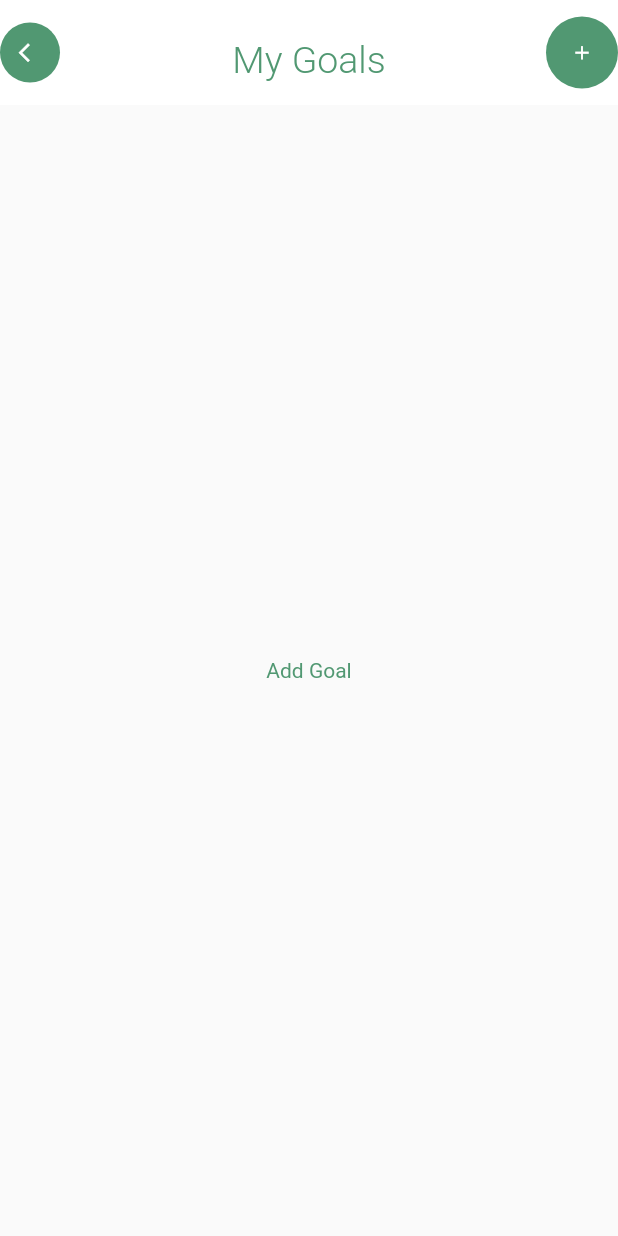
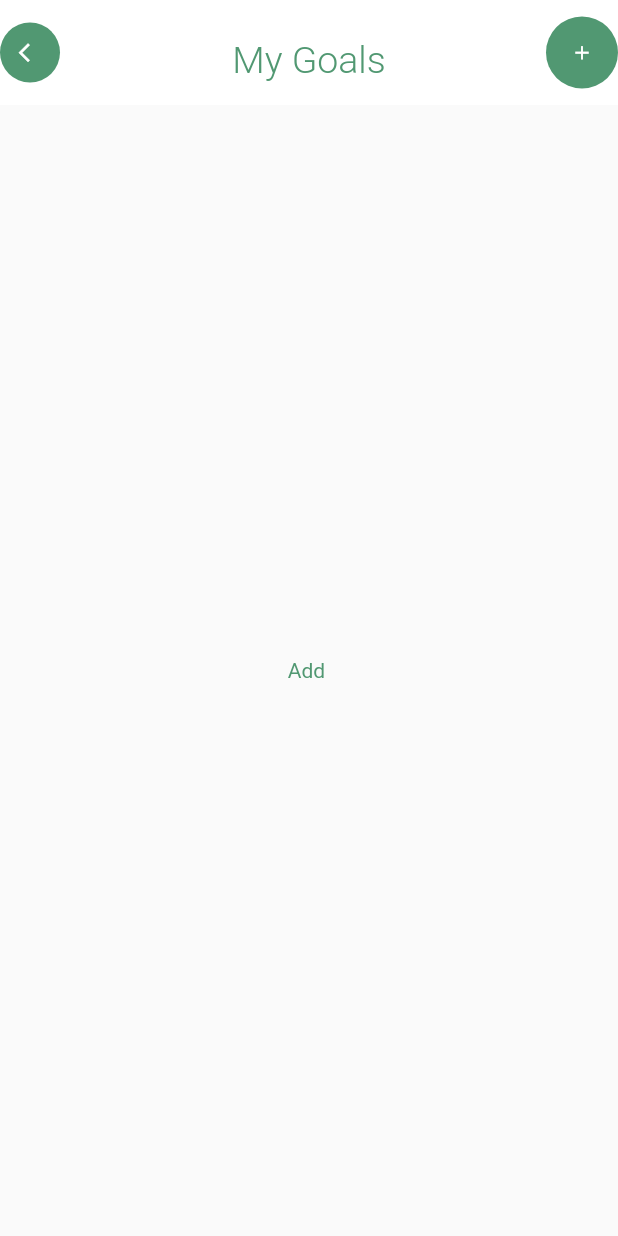
Before and after one commit to F600sa/Expense-management-Flutter, a Flutter app: the GoalsPage screen opened directly, on a phone screen of 412 x 824 dp. Run offline on Flutter 3.47's test engine with Material 2 defaults, Android fonts, the phone set to English and light mode, and no system bars; our stand-ins replace date_field, get, hexcolor, syncfusion_flutter_charts; missing offline and left inert: dart:ffi.

Commit message:
change goals name

```diff
--- a/expense_management/lib/Goals/goals.dart
+++ b/expense_management/lib/Goals/goals.dart
@@ -64,7 +64,7 @@ class _GoalsPageState extends State<GoalsPage> {
           ? buildGoals()
           : const Center(
               child: Text(
-                "Add Goal",
+                "Add ",
                 style: TextStyle(
                   color: Color.fromRGBO(81, 152, 114, 1),
                 ),
```
